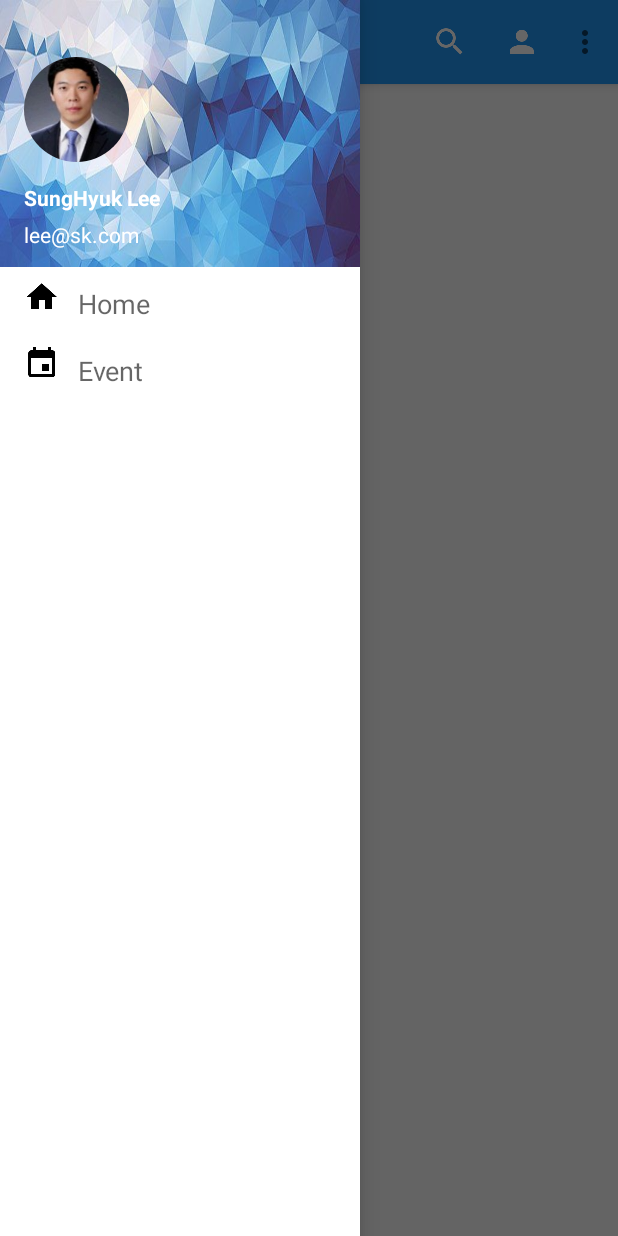
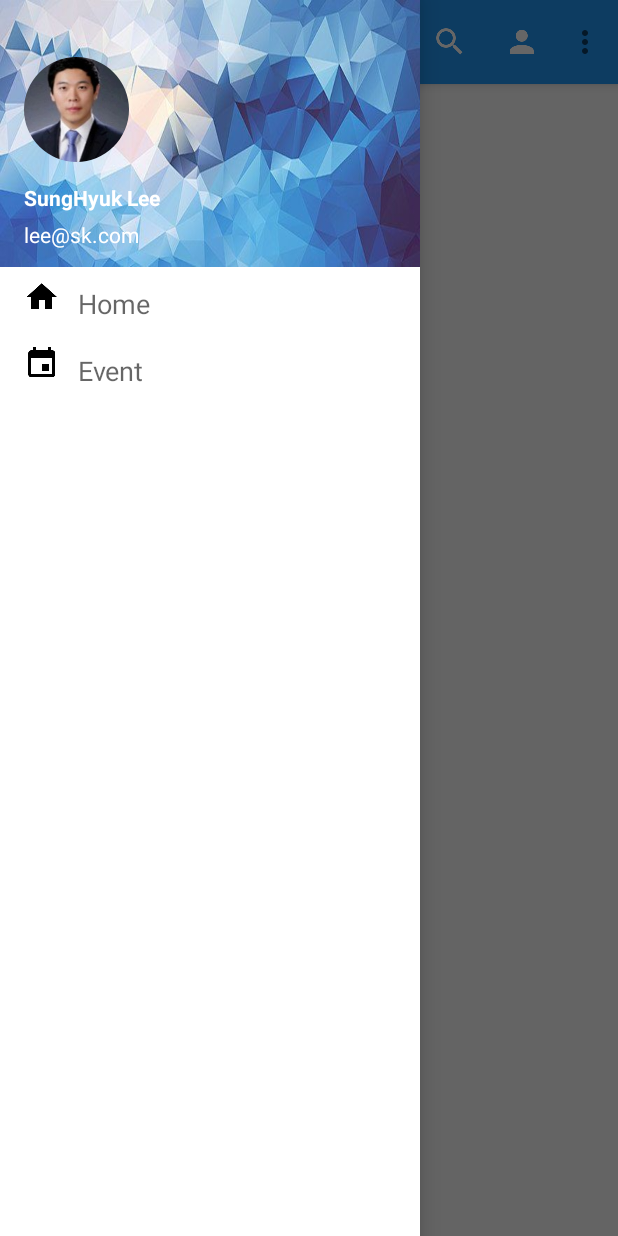
Before and after one commit to kgykingdom/nbbangapp, an Android app: the screen it shows after launch (MainActivity), with the side drawer open, on a phone screen of 412 x 824 dp. Run offline under Robolectric (Android 15) with nearby library versions, the phone set to English and light mode, and no system bars; our stand-ins replace CircleImageView.

Commit message:
-- date: 20151012 -- author: kiyoun kim -- contents:

```diff
--- a/app/build.gradle
+++ b/app/build.gradle
@@ -24,4 +24,6 @@ dependencies {
     compile 'com.android.support:appcompat-v7:23.0.0'
     compile 'com.android.support:recyclerview-v7:23.0.0'
     compile 'de.hdodenhof:circleimageview:2.0.0'
+    compile 'com.android.support:design:23.0.0'
+    compile 'com.android.support:cardview-v7:23.0.0'
 }
--- /dev/null
+++ b/app/src/main/java/kykim/nbbangapp/DataObject.java
@@ -0,0 +1,26 @@
+package kykim.nbbangapp;
+
+/**
+ * Created by 1002507 on 2015-10-11.
+ */
+public class DataObject {
+    private int mPictureId;
+    private String mText;
+
+    public DataObject(int picid, String text) {
+        mPictureId = picid;
+        mText = text;
+    }
+
+    public String getText() {
+        return mText;
+    }
+
+    public void setText(String text) {
+        this.mText = text;
+    }
+
+    public int getPicture() {
+        return mPictureId;
+    }
+}
--- /dev/null
+++ b/app/src/main/java/kykim/nbbangapp/Fragment02.java
@@ -0,0 +1,121 @@
+package kykim.nbbangapp;
+
+import android.os.Bundle;
+import android.support.annotation.Nullable;
+import android.support.v4.app.Fragment;
+import android.support.v7.widget.GridLayoutManager;
+import android.support.v7.widget.LinearLayoutManager;
+import android.support.v7.widget.RecyclerView;
+import android.util.Log;
+import android.view.LayoutInflater;
+import android.view.View;
+import android.view.ViewGroup;
+
+import java.util.ArrayList;
+
+/**
+ * Created by 1002507 on 2015-10-11.
+ */
+public class Fragment02 extends Fragment {
+
+    private RecyclerView mRecyclerView;
+    private RecyclerView.Adapter mAdapter;
+    private RecyclerView.LayoutManager mLayoutManager;
+    private static String LOG_TAG = "FragmentActivity";
+    private static final String KEY_LAYOUT_MANAGER = "layoutManager";
+    private static final int SPAN_COUNT = 2;
+
+    private enum LayoutManagerType {
+        GRID_LAYOUT_MANAGER,
+        LINEAR_LAYOUT_MANAGER
+    }
+
+    protected LayoutManagerType mCurrentLayoutManagerType;
+
+    @Override
+    public void onCreate(@Nullable Bundle savedInstanceState) {
+        super.onCreate(savedInstanceState);
+
+        //initDataset();
+    }
+
+    @Override
+    public View onCreateView(LayoutInflater inflater, ViewGroup container, Bundle savedInstanceState) {
+        View rootView = inflater.inflate(R.layout.activity_card_view, container, false);
+
+        mRecyclerView = (RecyclerView) rootView.findViewById(R.id.my_recycler_view);
+        //mRecyclerView.setHasFixedSize(true);
+        mLayoutManager = new LinearLayoutManager(getActivity());
+        mCurrentLayoutManagerType = LayoutManagerType.LINEAR_LAYOUT_MANAGER;
+
+        if (savedInstanceState != null) {
+            // Restore saved layout manager type.
+            mCurrentLayoutManagerType = (LayoutManagerType) savedInstanceState
+                    .getSerializable(KEY_LAYOUT_MANAGER);
+        }
+        setRecyclerViewLayoutManager(mCurrentLayoutManagerType);
+
+        //mRecyclerView.setLayoutManager(mLayoutManager);
+        mAdapter = new MyRecyclerViewAdapter(getDataSet());
+        mRecyclerView.setAdapter(mAdapter);
+
+        return rootView;
+    }
+
+    public void setRecyclerViewLayoutManager(LayoutManagerType layoutManagerType) {
+        int scrollPosition = 0;
+
+        // If a layout manager has already been set, get current scroll position.
+        if (mRecyclerView.getLayoutManager() != null) {
+            scrollPosition = ((LinearLayoutManager) mRecyclerView.getLayoutManager())
+                    .findFirstCompletelyVisibleItemPosition();
+        }
+
+        switch (layoutManagerType) {
+            case GRID_LAYOUT_MANAGER:
+                mLayoutManager = new GridLayoutManager(getActivity(), SPAN_COUNT);
+                mCurrentLayoutManagerType = LayoutManagerType.GRID_LAYOUT_MANAGER;
+                break;
+            case LINEAR_LAYOUT_MANAGER:
+                mLayoutManager = new LinearLayoutManager(getActivity());
+                mCurrentLayoutManagerType = LayoutManagerType.LINEAR_LAYOUT_MANAGER;
+                break;
+            default:
+                mLayoutManager = new LinearLayoutManager(getActivity());
+                mCurrentLayoutManagerType = LayoutManagerType.LINEAR_LAYOUT_MANAGER;
+        }
+
+        mRecyclerView.setLayoutManager(mLayoutManager);
+        mRecyclerView.scrollToPosition(scrollPosition);
+    }
+
+    @Override
+    public void onSaveInstanceState(Bundle outState) {
+        outState.putSerializable(KEY_LAYOUT_MANAGER, mCurrentLayoutManagerType);
+
+        super.onSaveInstanceState(outState);
+    }
+
+    @Override
+    public void onResume() {
+        super.onResume();
+        ((MyRecyclerViewAdapter) mAdapter).setOnItemClickListener(new MyRecyclerViewAdapter
+                .MyClickListener() {
+            @Override
+            public void onItemClick(int position, View v) {
+                Log.i(LOG_TAG, " Clicked on Item " + position);
+            }
+        });
+    }
+
+
+    private ArrayList<DataObject> getDataSet() {
+        ArrayList results = new ArrayList<DataObject>();
+        for (int index = 0; index < 2; index++) {
+            DataObject obj = new DataObject(R.drawable.test_photo, "Secondary " + index);
+            results.add(index, obj);
+        }
+        return results;
+
+    }
+}
--- a/app/src/main/java/kykim/nbbangapp/MainActivity.java
+++ b/app/src/main/java/kykim/nbbangapp/MainActivity.java
@@ -1,5 +1,9 @@
 package kykim.nbbangapp;
 
+import android.app.FragmentTransaction;
+import android.support.design.widget.TabLayout;
+import android.support.v4.app.FragmentManager;
+import android.support.v4.view.ViewPager;
 import android.support.v4.widget.DrawerLayout;
 import android.support.v7.app.ActionBarDrawerToggle;
 import android.support.v7.app.AppCompatActivity;
@@ -7,12 +11,15 @@ import android.os.Bundle;
 import android.support.v7.widget.LinearLayoutManager;
 import android.support.v7.widget.RecyclerView;
 import android.support.v7.widget.Toolbar;
+import android.util.Log;
 import android.view.Menu;
 import android.view.MenuItem;
 import android.view.View;
+import android.widget.ImageView;
+
+import java.util.ArrayList;
 
 public class MainActivity extends AppCompatActivity {
-
     //First We Declare Titles And Icons For Our Navigation Drawer List View
     //This Icons And Titles Are holded in an Array as you can see
 
@@ -27,14 +34,17 @@ public class MainActivity extends AppCompatActivity {
     String EMAIL = "lee@sk.com";
     int PROFILE = R.drawable.ic_my_profile;
 
+    // ToolBar 변수
     private Toolbar toolbar;                              // Declaring the Toolbar Object
 
+    // RecyclerView 변수
     RecyclerView mRecyclerView;                           // Declaring RecyclerView
     RecyclerView.Adapter mAdapter;                        // Declaring Adapter For Recycler View
     RecyclerView.LayoutManager mLayoutManager;            // Declaring Layout Manager as a linear layout manager
-    DrawerLayout Drawer;                                  // Declaring DrawerLayout
 
-    ActionBarDrawerToggle mDrawerToggle;                  // Declaring Action Bar Drawer Toggle
+    // Drawer 변수
+    DrawerLayout Drawer;                                  // Declaring DrawerLayou
+    ActionBarDrawerToggle mDrawerToggle;                  // Declaring Action Bar Drawer
 
     @Override
     protected void onCreate(Bundle savedInstanceState) {
@@ -47,22 +57,25 @@ public class MainActivity extends AppCompatActivity {
         toolbar = (Toolbar) findViewById(R.id.tool_bar);
         setSupportActionBar(toolbar);
 
+        // ViewPager 정의
+        final ViewPager viewPager = (ViewPager) findViewById(R.id.viewpager);
+        final PagerAdapter adapter = new PagerAdapter(getSupportFragmentManager());
+        viewPager.setAdapter(adapter);
+        //viewPager.addOnPageChangeListener(new TabLayout.TabLayoutOnPageChangeListener());
 
+        // RecyclerView 정의
         mRecyclerView = (RecyclerView) findViewById(R.id.RecyclerView); // Assigning the RecyclerView Object to the xml View
-
         mRecyclerView.setHasFixedSize(true);                            // Letting the system know that the list objects are of fixed size
 
         mAdapter = new MyAdapter(TITLES, ICONS, NAME, EMAIL, PROFILE);       // Creating the Adapter of MyAdapter class(which we are going to see in a bit)
         // And passing the titles,icons,header view name, header view email,
         // and header view profile picture
-
         mRecyclerView.setAdapter(mAdapter);                              // Setting the adapter to RecyclerView
 
         mLayoutManager = new LinearLayoutManager(this);                 // Creating a layout Manager
-
         mRecyclerView.setLayoutManager(mLayoutManager);                 // Setting the layout Manager
 
-
+        // Drawer 정의
         Drawer = (DrawerLayout) findViewById(R.id.DrawerLayout);        // Drawer object Assigned to the view
         mDrawerToggle = new ActionBarDrawerToggle(this, Drawer, toolbar, R.string.openDrawer, R.string.closeDrawer) {
 
--- /dev/null
+++ b/app/src/main/java/kykim/nbbangapp/MainFragment01.java
@@ -0,0 +1,22 @@
+package kykim.nbbangapp;
+
+import android.os.Bundle;
+import android.support.annotation.Nullable;
+import android.support.v4.app.Fragment;
+import android.view.LayoutInflater;
+import android.view.View;
+import android.view.ViewGroup;
+
+/**
+ * Created by 1002507 on 2015-10-11.
+ */
+public class MainFragment01 extends Fragment {
+    @Nullable
+    @Override
+    public View onCreateView(LayoutInflater inflater, ViewGroup container, Bundle savedInstanceState) {
+
+        return inflater.inflate(R.layout.fragment01, container, false);
+
+        //return super.onCreateView(inflater, container, savedInstanceState);
+    }
+}
--- /dev/null
+++ b/app/src/main/java/kykim/nbbangapp/MyRecyclerViewAdapter.java
@@ -0,0 +1,79 @@
+package kykim.nbbangapp;
+
+import android.support.v7.widget.RecyclerView;
+import android.view.LayoutInflater;
+import android.view.View;
+import android.view.ViewGroup;
+import android.widget.ImageView;
+import android.widget.TextView;
+
+import java.util.ArrayList;
+
+/**
+ * Created by 1002507 on 2015-10-11.
+ */
+public class MyRecyclerViewAdapter extends RecyclerView.Adapter<MyRecyclerViewAdapter.DataObjectHolder> {
+    private static String LOG_TAG = "MyrecyclerViewAdapter";
+    private ArrayList<DataObject> mDataset;
+    private static MyClickListener myClickListener;
+
+    public static class DataObjectHolder extends RecyclerView.ViewHolder implements View.OnClickListener {
+        ImageView picture;
+        TextView label;
+
+        public DataObjectHolder(View itemView) {
+            super(itemView);
+            picture = (ImageView) itemView.findViewById(R.id.pic_view);
+            label = (TextView) itemView.findViewById(R.id.text_view);
+            itemView.setOnClickListener(this);
+        }
+
+        @Override
+        public void onClick(View v) {
+            myClickListener.onItemClick(getAdapterPosition(), v);
+        }
+    }
+
+    public void setOnItemClickListener(MyClickListener myClickListener) {
+        this.myClickListener = myClickListener;
+    }
+
+    public MyRecyclerViewAdapter(ArrayList<DataObject> myDataset) {
+        mDataset = myDataset;
+    }
+
+    @Override
+    public DataObjectHolder onCreateViewHolder(ViewGroup parent,
+                                               int viewType) {
+        View view = LayoutInflater.from(parent.getContext())
+                .inflate(R.layout.fragment02, parent, false);
+
+        DataObjectHolder dataObjectHolder = new DataObjectHolder(view);
+        return dataObjectHolder;
+    }
+
+    @Override
+    public void onBindViewHolder(DataObjectHolder holder, int position) {
+        holder.label.setText(mDataset.get(position).getText());
+        holder.picture.setImageResource(mDataset.get(position).getPicture());
+    }
+
+    public void addItem(DataObject dataObj, int index) {
+        mDataset.add(index, dataObj);
+        notifyItemInserted(index);
+    }
+
+    public void deleteItem(int index) {
+        mDataset.remove(index);
+        notifyItemRemoved(index);
+    }
+
+    @Override
+    public int getItemCount() {
+        return mDataset.size();
+    }
+
+    public interface MyClickListener {
+        public void onItemClick(int position, View v);
+    }
+}
--- /dev/null
+++ b/app/src/main/java/kykim/nbbangapp/PagerAdapter.java
@@ -0,0 +1,35 @@
+package kykim.nbbangapp;
+
+import android.support.v4.app.Fragment;
+import android.support.v4.app.FragmentManager;
+import android.support.v4.app.FragmentStatePagerAdapter;
+
+/**
+ * Created by 1002507 on 2015-10-11.
+ */
+public class PagerAdapter extends FragmentStatePagerAdapter {
+    int NUM_PAGES = 2;
+
+    public PagerAdapter(FragmentManager fm) {
+        super(fm);
+    }
+
+    @Override
+    public int getCount() {
+        return NUM_PAGES;
+    }
+
+    @Override
+    public Fragment getItem(int position) {
+        switch(position) {
+            case 0:
+                MainFragment01 tab1 = new MainFragment01();
+                return tab1;
+            case 1:
+                Fragment02 tab2 = new Fragment02();
+                return tab2;
+            default:
+                return null;
+        }
+    }
+}
--- a/app/src/main/res/layout/activity_main.xml
+++ b/app/src/main/res/layout/activity_main.xml
@@ -16,16 +16,18 @@
             android:id="@+id/tool_bar"
             layout="@layout/tool_bar"></include>
 
-        <TextView
-            android:layout_width="wrap_content"
-            android:layout_height="wrap_content"
-            android:text="Hello World" />
+        <android.support.v4.view.ViewPager
+            android:id="@+id/viewpager"
+            android:layout_width="match_parent"
+            android:layout_height="match_parent">
+
+        </android.support.v4.view.ViewPager>
     </LinearLayout>
 
 
     <android.support.v7.widget.RecyclerView
         android:id="@+id/RecyclerView"
-        android:layout_width="240dp"
+        android:layout_width="280dp"
         android:layout_height="match_parent"
         android:layout_gravity="left"
         android:background="#ffffff"
--- a/app/src/main/res/values/color.xml
+++ b/app/src/main/res/values/color.xml
@@ -2,4 +2,5 @@
 <resources>
     <color name="ColorPrimary">#2196F3</color>
     <color name="ColorPrimaryDark">#1976D2</color>
+    <color name="white">#FFFFFF</color>
 </resources>
```
Also changed, not shown: app/src/main/java/kykim/nbbangapp/MyAdapter.java (+0 -9 lines), app/src/main/res/layout/activity_card_view.xml (added, +12 -0 lines), app/src/main/res/layout/fragment01.xml (added, +10 -0 lines), app/src/main/res/layout/fragment02.xml (added, +37 -0 lines), 2 other files.
